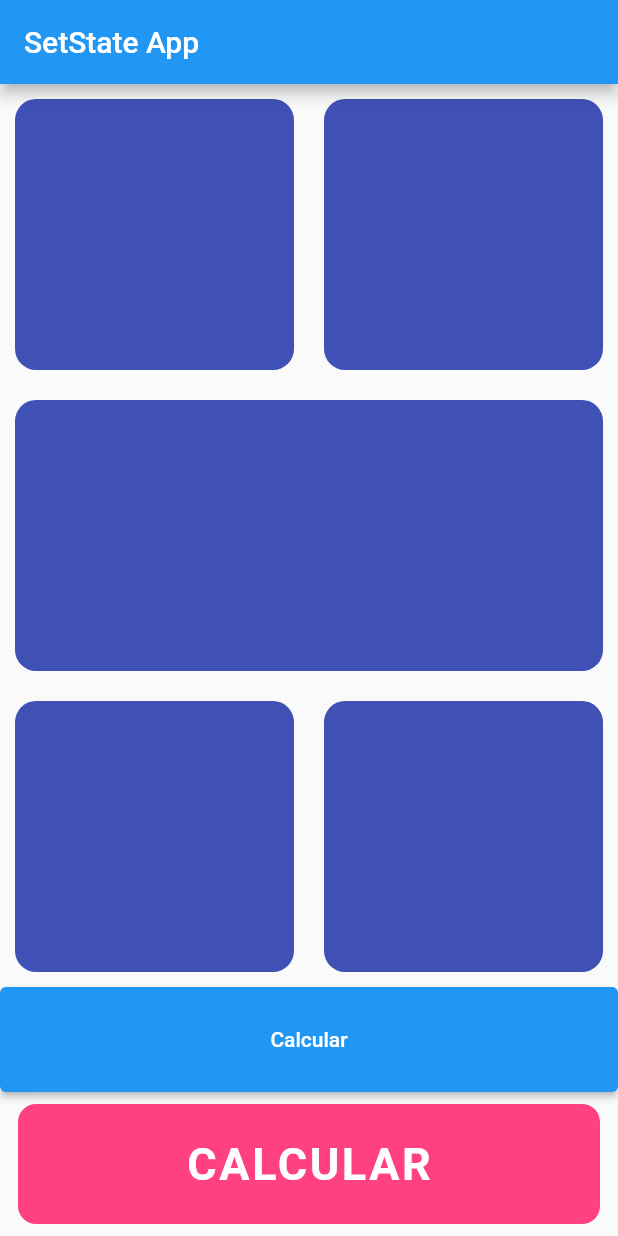
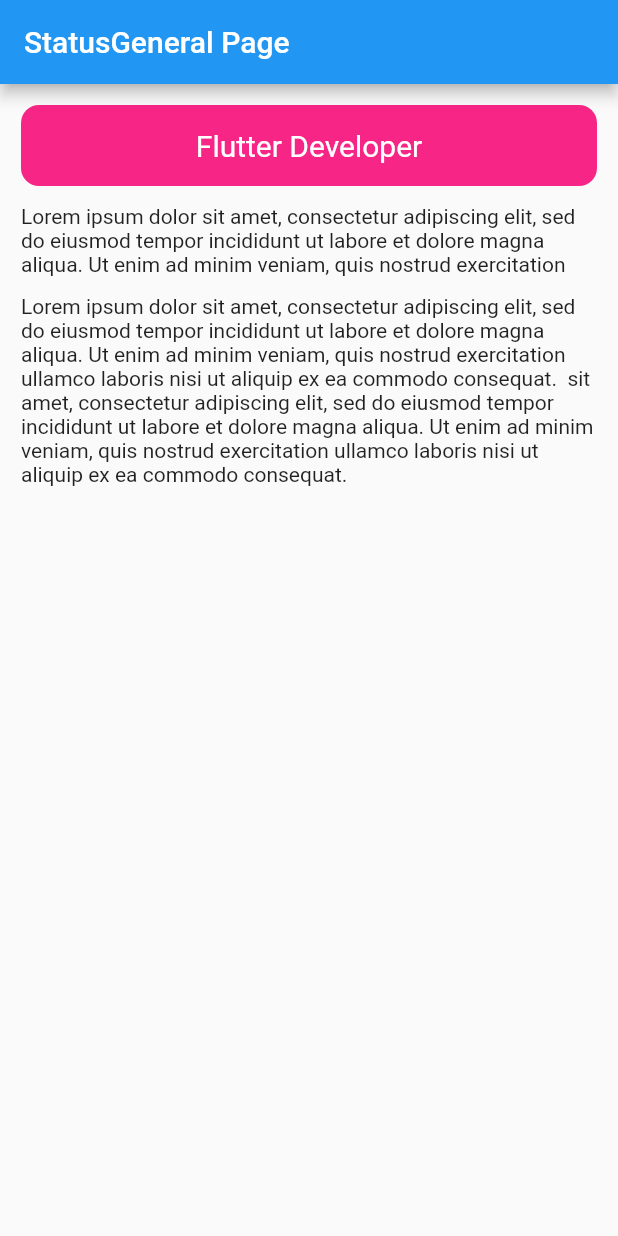
Before and after one commit to ehbarrionuevo/flutter_codigo_setstate, a Flutter app: the screen it shows after launch, on a phone screen of 412 x 824 dp. Run offline on Flutter 3.47's test engine with Material 2 defaults, Android fonts, the phone set to English and light mode, and no system bars; missing offline and left inert: dart:ffi.

Commit message:
Mods page 2

```diff
--- a/lib/main.dart
+++ b/lib/main.dart
@@ -1,5 +1,6 @@
 import 'package:flutter/material.dart';
 import 'package:flutter_codigo_setstate/pages/home_page.dart';
+import 'package:flutter_codigo_setstate/pages/status_general_page.dart';
 
 void main() {
   runApp(MyApp());
@@ -12,7 +13,7 @@ class MyApp extends StatelessWidget {
   Widget build(BuildContext context) {
     return MaterialApp(
       title: 'SetStateApp',
-      home: HomePage(),
+      home: StatusGeneralPage(),
     );
   }
 }
--- /dev/null
+++ b/lib/pages/status_general_page.dart
@@ -0,0 +1,51 @@
+import 'package:flutter/material.dart';
+
+class StatusGeneralPage extends StatelessWidget {
+  const StatusGeneralPage({Key? key}) : super(key: key);
+
+  @override
+  Widget build(BuildContext context) {
+    return Scaffold(
+      appBar: AppBar(
+        title: Text("StatusGeneral Page"),
+      ),
+      body: Padding(
+        padding: const EdgeInsets.all(14.0),
+        child: Column(
+          children: [
+            Container(
+              height: 54.0,
+              width: double.infinity,
+              alignment: Alignment.center,
+              decoration: BoxDecoration(
+                color: Color(0xfff72585),
+                borderRadius: BorderRadius.circular(
+                  12.0,
+                ),
+              ),
+              child: Text(
+                "Flutter Developer",
+                style: TextStyle(
+                  color: Colors.white,
+                  fontSize: 20.0,
+                ),
+              ),
+            ),
+            const SizedBox(
+              height: 12.0,
+            ),
+            Text(
+              "Lorem ipsum dolor sit amet, consectetur adipiscing elit, sed do eiusmod tempor incididunt ut labore et dolore magna aliqua. Ut enim ad minim veniam, quis nostrud exercitation",
+            ),
+            const SizedBox(
+              height: 12.0,
+            ),
+            Text(
+              "Lorem ipsum dolor sit amet, consectetur adipiscing elit, sed do eiusmod tempor incididunt ut labore et dolore magna aliqua. Ut enim ad minim veniam, quis nostrud exercitation ullamco laboris nisi ut aliquip ex ea commodo consequat.  sit amet, consectetur adipiscing elit, sed do eiusmod tempor incididunt ut labore et dolore magna aliqua. Ut enim ad minim veniam, quis nostrud exercitation ullamco laboris nisi ut aliquip ex ea commodo consequat. ",
+            ),
+          ],
+        ),
+      ),
+    );
+  }
+}
```
